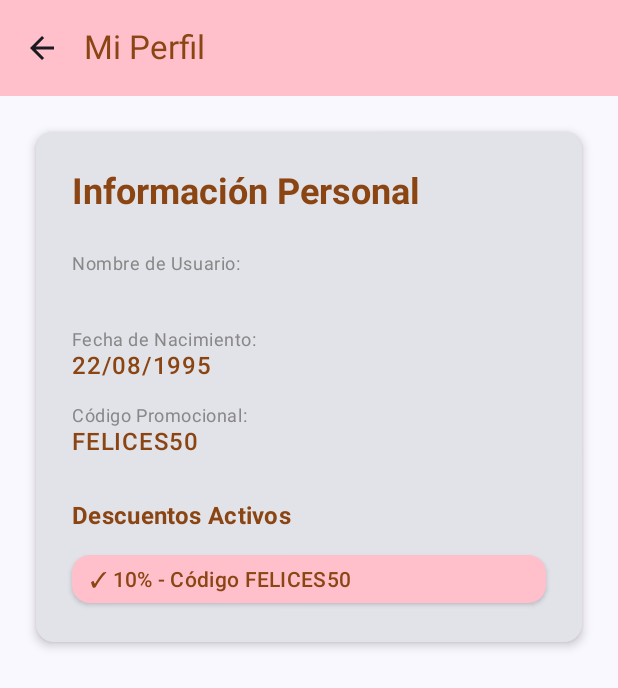
After one commit to Llaitureo/TrabajoDDM, an Android app built with Jetpack Compose: the composable ProfileScreen called with empty values, on a phone screen of 412 x 824 dp. The commit adds this screen. Shown: the top 688 px of the screen. Run offline under Robolectric (Android 15) with nearby library versions, the phone set to English and light mode, and no system bars; our stand-ins replace Room's generated code.

Commit message:
seccion de perfil con desucnetos activos

```diff
--- a/app/src/main/java/com/pasteleria/navigation/AppNav.kt
+++ b/app/src/main/java/com/pasteleria/navigation/AppNav.kt
@@ -13,12 +13,15 @@ import com.pasteleria.ui.boleta.BoletaViewModel
 import com.pasteleria.ui.register.BakeryRegisterScreen
 import com.pasteleria.ui.home.HomeScreem
 import com.pasteleria.ui.pedido.PedidoScreen
+import com.pasteleria.ui.perfil.ProfileScreen
+import com.pasteleria.ui.perfil.ProfileViewModel
 
 
 @Composable
 fun AppNav(){
     val navController = rememberNavController()
     val boletaViewModel: BoletaViewModel = viewModel()//Importante poner :(
+    val profileViewModel: ProfileViewModel = viewModel()
 
     NavHost(navController = navController, startDestination = "login"){
         composable(route= "login"){
@@ -37,7 +40,7 @@ fun AppNav(){
                 }
             )
         ){
-                backStackEntry ->
+            backStackEntry ->
             val username = backStackEntry.arguments?.getString("username").orEmpty()
             HomeScreem(username = username, navController = navController, boletaViewModel = boletaViewModel)
         }
@@ -45,7 +48,7 @@ fun AppNav(){
         composable(
             route="pedidosScreen/{nombre}/{precio}/{imagenResId}",
         ){
-                backStackEntry ->
+            backStackEntry ->
             val nombre = backStackEntry.arguments?.getString("nombre") ?:""
             val precio = backStackEntry.arguments?.getInt("precio") ?: 0
             val imagenResId = backStackEntry.arguments?.getInt("imagenResId") ?: 0
@@ -63,6 +66,20 @@ fun AppNav(){
             BoletaScreen(
                 navController = navController,
                 boletaViewModel = boletaViewModel
+            )
+        }
+
+        composable(
+            route = "profile/{username}",
+            arguments = listOf(
+                navArgument("username") { type = NavType.StringType }
+            )
+        ) { backStackEntry ->
+            val username = backStackEntry.arguments?.getString("username") ?: ""
+            ProfileScreen(
+                navController = navController,
+                profileViewModel = profileViewModel,
+                username = username
             )
         }
 
--- a/app/src/main/java/com/pasteleria/ui/home/HomeScreem.kt
+++ b/app/src/main/java/com/pasteleria/ui/home/HomeScreem.kt
@@ -44,6 +44,7 @@ import com.pasteleria.ui.theme.HuertohogarTheme
 import com.pasteleria.ui.theme.Marron
 import com.pasteleria.ui.theme.rosado
 import androidx.compose.material.icons.Icons
+import androidx.compose.material.icons.filled.Person
 import androidx.compose.material.icons.filled.Receipt
 import androidx.compose.material.icons.filled.ReceiptLong // Ícono de boleta
 import androidx.compose.material3.Icon
@@ -83,6 +84,15 @@ fun HomeScreem(
                         titleContentColor = Marron
                     ),
                     actions = {
+                        IconButton(onClick = {
+                            navController.navigate("profile/$username")
+                        }){
+                            Icon(
+                                imageVector = Icons.Default.Person,
+                                contentDescription = "Mi perfil",
+                                tint = Marron
+                            )
+                        }
                         IconButton(onClick = {
                             navController.navigate("boleta")
                         }){
--- /dev/null
+++ b/app/src/main/java/com/pasteleria/ui/perfil/ProfileScreen.kt
@@ -0,0 +1,180 @@
+package com.pasteleria.ui.perfil
+
+import androidx.compose.foundation.background
+import androidx.compose.foundation.layout.*
+import androidx.compose.foundation.shape.RoundedCornerShape
+import androidx.compose.material.icons.Icons
+import androidx.compose.material.icons.automirrored.filled.ArrowBack
+import androidx.compose.material3.*
+import androidx.compose.runtime.Composable
+import androidx.compose.runtime.LaunchedEffect
+import androidx.compose.runtime.collectAsState
+import androidx.compose.runtime.getValue
+import androidx.compose.ui.Alignment
+import androidx.compose.ui.Modifier
+import androidx.compose.ui.graphics.Color
+import androidx.compose.ui.text.font.FontWeight
+import androidx.compose.ui.unit.dp
+import androidx.navigation.NavController
+import com.pasteleria.ui.theme.HuertohogarTheme
+import com.pasteleria.ui.theme.Marron
+import com.pasteleria.ui.theme.rosado
+
+@OptIn(ExperimentalMaterial3Api::class)
+@Composable
+fun ProfileScreen(
+    navController: NavController,
+    profileViewModel: ProfileViewModel,
+    username: String
+) {
+    val userState by profileViewModel.user.collectAsState()
+
+    LaunchedEffect(username) {
+        profileViewModel.loadUser(username)
+    }
+
+    HuertohogarTheme {
+        Scaffold(
+            topBar = {
+                TopAppBar(
+                    title = { Text("Mi Perfil") },
+                    navigationIcon = {
+                        IconButton(onClick = { navController.popBackStack() }) {
+                            Icon(Icons.AutoMirrored.Filled.ArrowBack, contentDescription = "Volver")
+                        }
+                    },
+                    colors = TopAppBarDefaults.topAppBarColors(
+                        containerColor = rosado,
+                        titleContentColor = Marron
+                    )
+                )
+            }
+        ) { innerPadding ->
+            Column(
+                modifier = Modifier
+                    .padding(innerPadding)
+                    .fillMaxSize()
+                    .padding(24.dp),
+                horizontalAlignment = Alignment.CenterHorizontally
+            ) {
+                userState?.let { user ->
+                    Card(
+                        modifier = Modifier
+                            .fillMaxWidth()
+                            .background(
+                                color = Color.White,
+                                shape = RoundedCornerShape(16.dp)
+                            ),
+                        elevation = CardDefaults.cardElevation(defaultElevation = 4.dp)
+                    ) {
+                        Column(
+                            modifier = Modifier
+                                .padding(24.dp)
+                                .fillMaxWidth(),
+                            horizontalAlignment = Alignment.Start
+                        ) {
+                            Text(
+                                text = "Información Personal",
+                                style = MaterialTheme.typography.headlineSmall,
+                                fontWeight = FontWeight.Bold,
+                                color = Marron
+                            )
+
+                            Spacer(modifier = Modifier.height(20.dp))
+
+                            ProfileInfoRow(label = "Nombre de Usuario:", value = user.username)
+
+                            ProfileInfoRow(
+                                label = "Fecha de Nacimiento:",
+                                value = user.birthDate ?: "No especificada"
+                            )
+
+                            ProfileInfoRow(
+                                label = "Código Promocional:",
+                                value = user.discountCode ?: "Ninguno"
+                            )
+
+                            Spacer(modifier = Modifier.height(16.dp))
+
+                            Text(
+                                text = "Descuentos Activos",
+                                style = MaterialTheme.typography.titleMedium,
+                                fontWeight = FontWeight.Bold,
+                                color = Marron
+                            )
+
+                            Spacer(modifier = Modifier.height(12.dp))
+
+                            if (user.hasFiftyPercentDiscount) {
+                                DiscountChip("50% - Mayor de 50 años")
+                            }
+
+                            if (user.hasTenPercentDiscount) {
+                                DiscountChip("10% - Código FELICES50")
+                            }
+
+                            if (user.hasFreeCakeOnBirthday) {
+                                DiscountChip("Torta gratis en cumpleaños")
+                            }
+
+                            if (!user.hasFiftyPercentDiscount && !user.hasTenPercentDiscount && !user.hasFreeCakeOnBirthday) {
+                                Text(
+                                    text = "No tienes descuentos activos",
+                                    style = MaterialTheme.typography.bodyMedium,
+                                    color = Color.Gray
+                                )
+                            }
+                        }
+                    }
+                } ?: run {
+                    Text(
+                        text = "Cargando información...",
+                        style = MaterialTheme.typography.bodyLarge,
+                        color = Color.Gray
+                    )
+                }
+            }
+        }
+    }
+}
+
+@Composable
+fun ProfileInfoRow(label: String, value: String) {
+    Column(
+        modifier = Modifier
+            .fillMaxWidth()
+            .padding(vertical = 4.dp)
+    ) {
+        Text(
+            text = label,
+            style = MaterialTheme.typography.bodySmall,
+            color = Color.Gray
+        )
+        Text(
+            text = value,
+            style = MaterialTheme.typography.bodyLarge,
+            fontWeight = FontWeight.Medium,
+            color = Marron
+        )
+        Spacer(modifier = Modifier.height(8.dp))
+    }
+}
+
+@Composable
+fun DiscountChip(text: String) {
+    Card(
+        modifier = Modifier
+            .fillMaxWidth()
+            .padding(vertical = 2.dp),
+        colors = CardDefaults.cardColors(containerColor = rosado),
+        elevation = CardDefaults.cardElevation(defaultElevation = 2.dp)
+    ) {
+        Text(
+            text = "✓ $text",
+            modifier = Modifier.padding(horizontal = 12.dp, vertical = 6.dp),
+            style = MaterialTheme.typography.bodyMedium,
+            color = Marron,
+            fontWeight = FontWeight.Medium
+        )
+    }
+}
--- /dev/null
+++ b/app/src/main/java/com/pasteleria/ui/perfil/ProfileViewModel.kt
@@ -0,0 +1,43 @@
+package com.pasteleria.ui.perfil
+
+import androidx.lifecycle.ViewModel
+import androidx.lifecycle.viewModelScope
+import com.pasteleria.data.model.User
+import kotlinx.coroutines.flow.MutableStateFlow
+import kotlinx.coroutines.flow.StateFlow
+import kotlinx.coroutines.flow.asStateFlow
+import kotlinx.coroutines.launch
+
+class ProfileViewModel : ViewModel() {
+
+    private val _user = MutableStateFlow<User?>(null)
+    val user: StateFlow<User?> = _user.asStateFlow()
+
+    fun loadUser(username: String) {
+        viewModelScope.launch {
+            val user = when (username.lowercase()) {
+                "admin" -> User(
+                    id = 1,
+                    username = username,
+                    passwordHash = "",
+                    birthDate = "15/03/1970",
+                    discountCode = null,
+                    hasFiftyPercentDiscount = true,
+                    hasTenPercentDiscount = false,
+                    hasFreeCakeOnBirthday = true
+                )
+                else -> User(
+                    id = 1,
+                    username = username,
+                    passwordHash = "",
+                    birthDate = "22/08/1995",
+                    discountCode = "FELICES50",
+                    hasFiftyPercentDiscount = false,
+                    hasTenPercentDiscount = true,
+                    hasFreeCakeOnBirthday = false
+                )
+            }
+            _user.value = user
+        }
+    }
+}
```
Also changed, not shown: app/src/main/java/com/pasteleria/ui/boleta/BoletaScreen.kt (line endings or trailing spaces), app/src/main/java/com/pasteleria/ui/boleta/BoletaViewModel.kt (line endings or trailing spaces).
